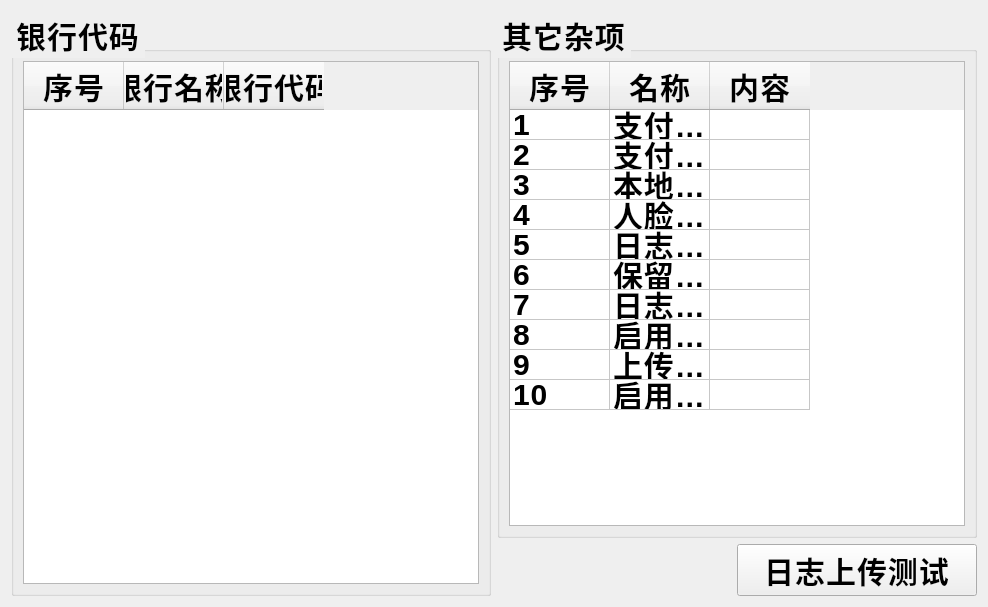
Qt form SSCard_System/Sys_otheroptions.ui (leithergit/SSCard_System) before a commit.
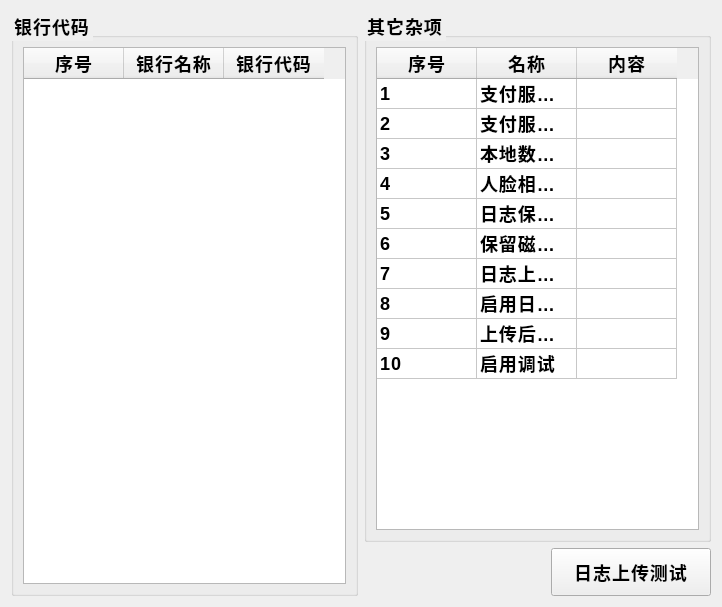
The same form after that commit.

The edit to the form file:
```diff
--- a/SSCard_System/Sys_otheroptions.ui
+++ b/SSCard_System/Sys_otheroptions.ui
@@ -6,7 +6,7 @@
    <rect>
     <x>0</x>
     <y>0</y>
-    <width>988</width>
+    <width>722</width>
     <height>607</height>
    </rect>
   </property>
@@ -15,7 +15,7 @@
   </property>
   <property name="styleSheet">
    <string notr="true">font-family: &quot;思源黑体 CN Regular&quot;;
-font-size: 30px;
+font-size: 18px;
 font-weight: bold;
 line-height: 49px;
 letter-spacing: 1px;
@@ -287,7 +287,7 @@
         <widget class="QPushButton" name="pushButton_TestUploadLog">
          <property name="minimumSize">
           <size>
-           <width>240</width>
+           <width>160</width>
            <height>48</height>
           </size>
          </property>
```
